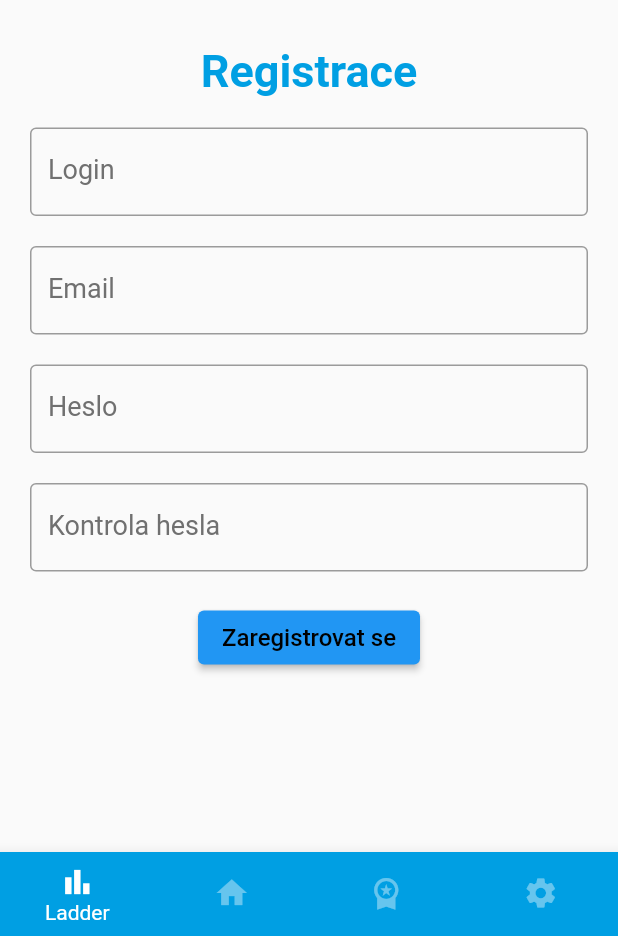
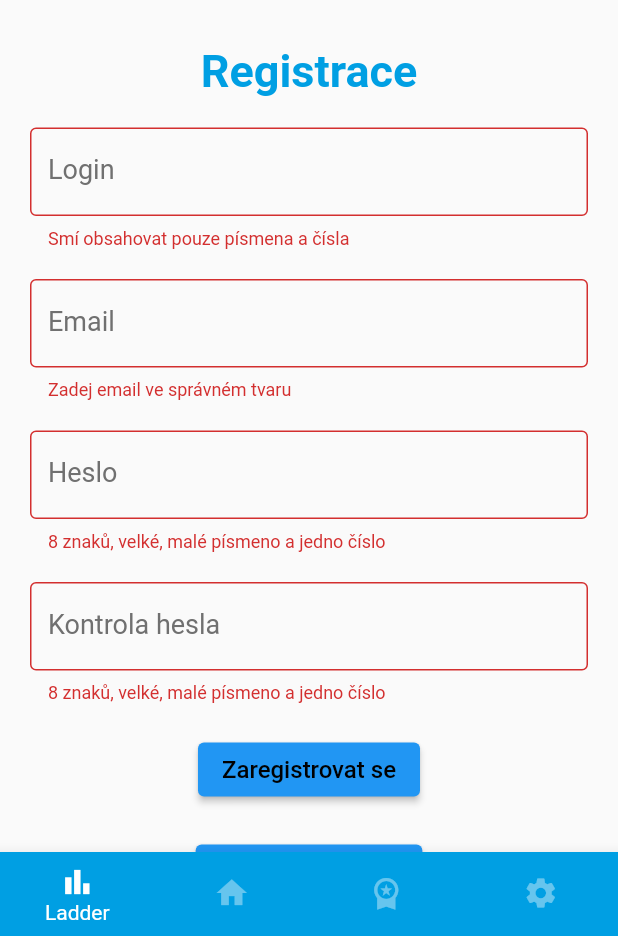
Before and after one commit to radekKapicka/ebrana_schody, a Flutter app: the MainPage screen opened directly, after a tap on "Zaregistrovat se", on a phone screen of 412 x 824 dp, the part 300-1236 px from its top. Run offline on Flutter 3.47's test engine with Material 2 defaults, Android fonts, the phone set to English and light mode, and no system bars; our stand-ins replace sqflite; missing offline and left inert: crypt; accounts and stored records are empty.

```diff
--- a/lib/main.dart
+++ b/lib/main.dart
@@ -19,7 +19,7 @@ class MyApp extends StatelessWidget {
 
           primarySwatch: Colors.blue,
         ),
-        home: MainPage()
+        home: WelcomePage()
     );
   }
 }
--- a/lib/pages/navpages/home_page.dart
+++ b/lib/pages/navpages/home_page.dart
@@ -65,7 +65,7 @@ class _HomePageState extends State<HomePage> {
                 itemBuilder: (_,index){
                   final user = users[index];
                   refreshUsers();
-                  return AppText(text: user.login);
+                  return AppText(text: user.password);
                 },
               ),
             ),
--- a/lib/pages/navpages/main_page.dart
+++ b/lib/pages/navpages/main_page.dart
@@ -18,7 +18,7 @@ class MainPage extends StatefulWidget {
 class _MainPageState extends State<MainPage> {
   List pages = [
     //LadderPage(),
-    RegistrationPage(values: "",),
+    RegistrationPage(),
     HomePage(),
     StatPage(),
     SettingsPage(),
--- a/lib/pages/registration_page.dart
+++ b/lib/pages/registration_page.dart
@@ -1,18 +1,19 @@
 import 'package:ebrana_schody/db/floors_database.dart';
 import 'package:ebrana_schody/db/user.dart';
 import 'package:ebrana_schody/misc/colors.dart';
+import 'package:ebrana_schody/pages/navpages/home_page.dart';
+import 'package:ebrana_schody/pages/welcome_page.dart';
 import 'package:ebrana_schody/widgets/app_large_text.dart';
 import 'package:ebrana_schody/widgets/app_text.dart';
 import 'package:ebrana_schody/widgets/input_text.dart';
 import 'package:ebrana_schody/widgets/responsive_button.dart';
 import 'package:flutter/cupertino.dart';
 import 'package:flutter/material.dart';
+import 'package:crypt/crypt.dart';
 
 class RegistrationPage extends StatefulWidget {
 
-  const RegistrationPage({Key? key, required this.values}) : super(key: key);
-
-  final String values;
+  const RegistrationPage({Key? key}) : super(key: key);
 
   @override
   State<RegistrationPage> createState() => _RegistrationPageState();
@@ -26,9 +27,18 @@ class _RegistrationPageState extends State<RegistrationPage> {
   String email = "";
   String pwd = "";
   String pwdControll = "";
+  final formKey = GlobalKey<FormState>();
+
+  late List<User> users;
 
   @override
   Widget build(BuildContext context) {
+
+    Future refreshUsers() async{
+      //setState(() => isLoading = true);
+      this.users = await FloorsDatabase.instance.readAllUsers();
+      //setState(() => isLoading = false);
+    }
 
     return Scaffold(
       body: SingleChildScrollView(
@@ -38,7 +48,9 @@ class _RegistrationPageState extends State<RegistrationPage> {
             Container(
                 margin: const EdgeInsets.only(top:150,left:20, right:20),
                 child:
-                Column(
+                Form(
+                  key: formKey,
+                  child: Column(
                     children: [
                       Container(
                           width: double.maxFinite,
@@ -55,7 +67,7 @@ class _RegistrationPageState extends State<RegistrationPage> {
                       AppLargeText(text: "Registrace", color: AppColors.textColor1),
                       SizedBox(height: 20,),
                       //InputText(hintText: "Přihlašovací jméno", labelText: "Login", secureText: false),
-                    TextField(
+                      TextFormField(
                         controller: loginController,
                         decoration: InputDecoration(
                           hintText: "Přihlašovací jméno",
@@ -67,20 +79,23 @@ class _RegistrationPageState extends State<RegistrationPage> {
                           border: OutlineInputBorder(),
                         ),
                         obscureText: false,
+                        validator: (value){
+                          if(value!.isEmpty || !RegExp(r'^[a-zA-Z0-9_\-\.]+$').hasMatch(value!)){
+                            return "Smí obsahovat pouze písmena a čísla";
+                          }else{
+                            return null;
+                          }
+                        },
                         onChanged: (value){
-                        setState(() {
-                          () => this.login = value;
-                        });
-                      },
-                      onSubmitted: (value){
                           setState(() {
                             () => this.login = value;
                           });
                         },
                       ),
                       SizedBox(height: 20,),
-                    TextField(
+                      TextFormField(
                         controller: emailController,
+                        keyboardType: TextInputType.emailAddress,
                         decoration: InputDecoration(
                           hintText: "Zadejte Váš email",
                           labelText: "Email",
@@ -91,19 +106,21 @@ class _RegistrationPageState extends State<RegistrationPage> {
                           border: OutlineInputBorder(),
                         ),
                         obscureText: false,
+                        validator: (value){
+                          if(value!.isEmpty || !RegExp(r'^[\w-\.]+@([\w-]+\.)+[\w]{2,4}').hasMatch(value!)){
+                            return "Zadej email ve správném tvaru";
+                          }else{
+                            return null;
+                          }
+                        },
                         onChanged: (value){
-                        setState(() {
-                              () => this.email = value;
-                        });
-                      },
-                      onSubmitted: (value){
                           setState(() {
                                 () => this.email = value;
                           });
                         },
                       ),
                       SizedBox(height: 20,),
-                    TextField(
+                      TextFormField(
                         controller: pwdController,
                         decoration: InputDecoration(
                           hintText: "Zvolte si heslo",
@@ -115,19 +132,21 @@ class _RegistrationPageState extends State<RegistrationPage> {
                           border: OutlineInputBorder(),
                         ),
                         obscureText: true,
+                        validator: (value){
+                          if(value!.isEmpty || !RegExp(r'^(?=.*[a-z])(?=.*[A-Z])(?=.*\d)[a-zA-Z\d]{8,}$').hasMatch(value!)){
+                            return "8 znaků, velké, malé písmeno a jedno číslo";
+                          }else{
+                            return null;
+                          }
+                        },
                         onChanged: (value){
-                        setState(() {
-                              () => this.pwd = value;
-                        });
-                      },
-                      onSubmitted: (value){
                           setState(() {
                                 () => this.pwd = value;
                           });
                         },
                       ),
                       SizedBox(height: 20,),
-                    TextField(
+                      TextFormField(
                         controller: pwdControllController,
                         decoration: InputDecoration(
                           hintText: "Kotrola zadání hesla",
@@ -139,12 +158,14 @@ class _RegistrationPageState extends State<RegistrationPage> {
                           border: OutlineInputBorder(),
                         ),
                         obscureText: true,
+                        validator: (value){
+                          if(value!.isEmpty || !RegExp(r'^(?=.*[a-z])(?=.*[A-Z])(?=.*\d)[a-zA-Z\d]{8,}$').hasMatch(value!)){
+                            return "8 znaků, velké, malé písmeno a jedno číslo";
+                          }else{
+                            return null;
+                          }
+                        },
                         onChanged: (value){
-                        setState(() {
-                              () => this.pwdControll = value;
-                        });
-                      },
-                      onSubmitted: (value){
                           setState(() {
                                 () => this.pwdControll = value;
                           });
@@ -155,11 +176,25 @@ class _RegistrationPageState extends State<RegistrationPage> {
                         child:
                           AppText(text: "Zaregistrovat se"),
                           onPressed: (){
+                          refreshUsers();
+                          if(formKey.currentState!.validate()){
                             addUser();
+                          }
+                          }
+                      ),
+                      SizedBox(height: 20,),
+                      ElevatedButton(
+                          child:
+                          AppText(text: "Zpět k přihlášení"),
+                          onPressed: (){
+                            Navigator.push(context,
+                                MaterialPageRoute(builder: (context) => const WelcomePage())
+                            );
                           }
                       ),
                       //AppText(text: login),
                     ],
+                  ),
                 )
             ),
           ],
@@ -168,16 +203,19 @@ class _RegistrationPageState extends State<RegistrationPage> {
     );
   }
   Future addUser() async{
-    if(pwdController.text == pwdControllController.text){
+    if(pwdController.text == pwdControllController.text && !users.contains(loginController.text)){
       final user = User(
           email: emailController.text,
-          login: loginController.text,
-          password: pwdController.text,
+          login: "@"+loginController.text,
+          password: Crypt.sha256(pwdController.text, salt: "radekjenejvetsiborec").toString(),
           floors: 0);
       await FloorsDatabase.instance.create(user);
-      //print("uspech"+emailController.text+loginController.text+pwdController.text);
+      Navigator.push(context,
+          MaterialPageRoute(builder: (context) => const HomePage())
+      );
+      //print(pwdController.text);
     }else{
-      throw Exception("hesla se neshodují");
+      throw Exception("hesla se neshodují nebo login již existuje");
     }
     //print(loginController.text);
     //await FloorsDatabase.instance.create(user);
--- a/lib/widgets/input_text.dart
+++ b/lib/widgets/input_text.dart
@@ -37,7 +37,7 @@ class _InputTextState extends State<InputText> {
             obscureText: widget.secureText,
             onEditingComplete: (){
               Navigator.of(context).push(MaterialPageRoute(
-                  builder: (context) => RegistrationPage(values: inputcontroller.text),
+                  builder: (context) => RegistrationPage(),
               ));
             },
           )
--- a/pubspec.yaml
+++ b/pubspec.yaml
@@ -40,6 +40,8 @@ dependencies:
 
   # format DateTime
   intl: ^0.17.0
+
+  crypt: ^4.2.1
 
 dev_dependencies:
   flutter_test:
```
Also changed, not shown: lib/pages/welcome_page.dart (+10 -1 lines), pubspec.lock. Lines whose indentation alone changed are shown as unchanged.
